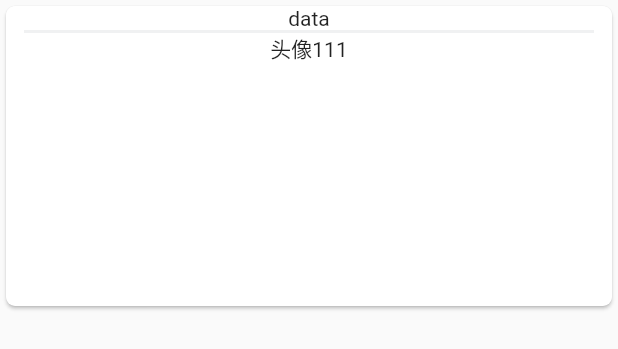
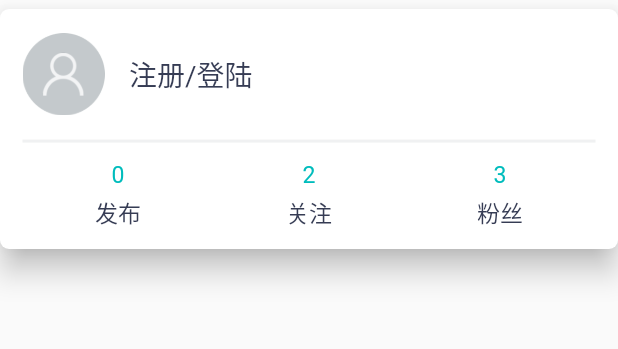
Before and after one commit to ddwhan0123/flutter_tutorial, a Flutter app: the MePageTitle widget shown alone on an empty page, opened directly, on a phone screen of 412 x 824 dp. Shown: the top 349 px of the screen. Run offline on Flutter 3.47's test engine with Material 2 defaults, Android fonts, the phone set to English and light mode, and no system bars; our stand-ins replace fluro, fluttertoast; missing offline and left inert: flustars; network calls fail; statements that could not run were skipped.

Commit message:
feat: 完成头部ui

```diff
--- a/lib/page/me/me_page_root.dart
+++ b/lib/page/me/me_page_root.dart
@@ -21,7 +21,7 @@ class MeComponentState extends BasePageState {
         child: SingleChildScrollView(
       padding: const EdgeInsets.symmetric(horizontal: 25.0),
       child: Column(
-        children: <Widget>[new MePageTitle(), new DividingLine()],
+        children: <Widget>[new MePageTitle(), ],
       ),
     ));
   }
--- a/lib/page/me/me_page_title.dart
+++ b/lib/page/me/me_page_title.dart
@@ -2,40 +2,100 @@ import 'package:flutter/material.dart';
 import 'package:flutter_sample/base/widget/base_stateless_widget.dart';
 import 'package:flutter_sample/component/widget/common/dividing_line.dart';
 import 'package:flutter_sample/utils/screen_util.dart';
+import '../../style/style.dart' as styles;
 
 class MePageTitle extends BaseStatelessWidget {
   @override
   Widget build(BuildContext context) {
-    return renderCard();
+    ScreenUtil.instance = ScreenUtil(width: 750, height: 1334)..init(context);
+    var screenInstance = ScreenUtil.getInstance();
+    return renderCard(screenInstance);
   }
 
   //头部为卡皮
-  Widget renderCard() {
+  Widget renderCard(ScreenUtil screenInstance) {
     return new Card(
-        elevation: 1.0,
+        elevation: 8.0,
+        margin: EdgeInsets.only(top: 6,bottom: 20),
         shape: const RoundedRectangleBorder(
             borderRadius: BorderRadius.all(Radius.circular(6.0))),
         child: new Container(
-          padding: EdgeInsets.only(left: 12, right: 12),
-          height: 200,
+          padding: EdgeInsets.only(left: 15, right: 15),
+          height: 160,
           width: ScreenUtil.screenWidth,
           child: new Column(
+            crossAxisAlignment: CrossAxisAlignment.start,
             children: <Widget>[
-              renderUserHeader(),
+              renderUserHeader(screenInstance),
               new DividingLine(),
-              renderUserInfo(),
+              renderUserInfo(screenInstance),
             ],
           ),
         ));
   }
 
   //头像签到
-  Widget renderUserHeader() {
-    return new Text("data");
+  Widget renderUserHeader(ScreenUtil screenInstance) {
+    return new GestureDetector(
+      onTap: () => (showToast("点击了 用户头像")),
+      child: new Container(
+        padding: EdgeInsets.only(
+            top: screenInstance.setHeight(26),
+            bottom: screenInstance.setHeight(26)),
+        child: new Row(
+          crossAxisAlignment: CrossAxisAlignment.center,
+          children: <Widget>[
+            new Image.asset(
+              'assets/images/icon_me_header.png',
+              height: screenInstance.setWidth(100),
+              width: screenInstance.setWidth(100),
+            ),
+            new Container(
+              child: new Text("注册/登陆",
+                  style: new TextStyle(
+                      color: styles.ComponentStyle.TITLE_TEXT_COLOR,
+                      fontSize: screenInstance.setSp(34))),
+              margin: EdgeInsets.only(left: 16),
+            )
+          ],
+        ),
+      ),
+    );
   }
 
   //社交属性
-  Widget renderUserInfo() {
-    return new Text("头像111");
+  Widget renderUserInfo(ScreenUtil screenInstance) {
+    return Expanded(
+        child: new Row(
+      children: <Widget>[
+        renderInfoItem(0, screenInstance, "发布", "0"),
+        renderInfoItem(1, screenInstance, "关注", "2"),
+        renderInfoItem(2, screenInstance, "粉丝", "3")
+      ],
+    ));
+  }
+
+  //每一个小子项
+  Widget renderInfoItem(
+      int type, ScreenUtil screenInstance, String infoTitle, String infoCount) {
+    return Expanded(
+        flex: 1,
+        child: new GestureDetector(
+            onTap: () => (showToast("点击了 " + infoTitle)),
+            child: new Column(
+              mainAxisAlignment: MainAxisAlignment.center,
+              children: <Widget>[
+                new Container(
+                    margin: EdgeInsets.only(bottom: 4),
+                    child: new Text(infoCount,
+                        style: new TextStyle(
+                            color: styles.ComponentStyle.APP_MAIN_COLOR,
+                            fontSize: screenInstance.setSp(28)))),
+                new Text(infoTitle,
+                    style: new TextStyle(
+                        color: styles.ComponentStyle.TITLE_TEXT_COLOR,
+                        fontSize: screenInstance.setSp(28))),
+              ],
+            )));
   }
 }
--- a/lib/style/style.dart
+++ b/lib/style/style.dart
@@ -5,4 +5,5 @@ class ComponentStyle {
   static const FOOT_TEXT_COLOR=const Color(0xFF696D7F);
   static const UNDER_LINE_COLOR=const Color(0xFFCDCED4);
   static const DIVIVIDING_LINE_COLOR=const Color(0xFFF0F1F2);
+  static const APP_MAIN_COLOR=const Color(0xFF00BCBC);
 }
```
Also changed, not shown: assets/images/icon_me_header.png (added), 2 other files.
